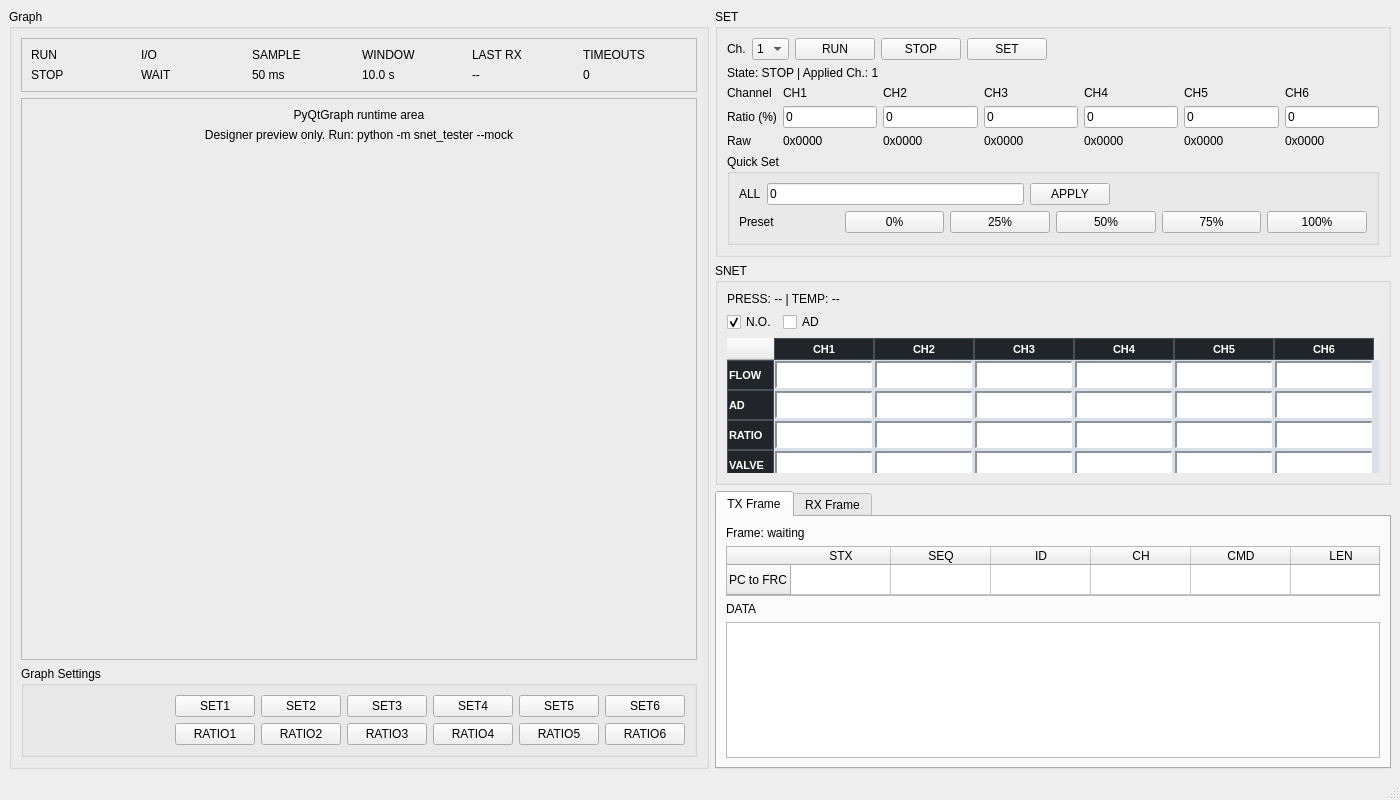
This is snet_tester/ui/main_window.ui in KormanSong/snet-tester as Qt 5 draws it before an edit. The edited form follows.
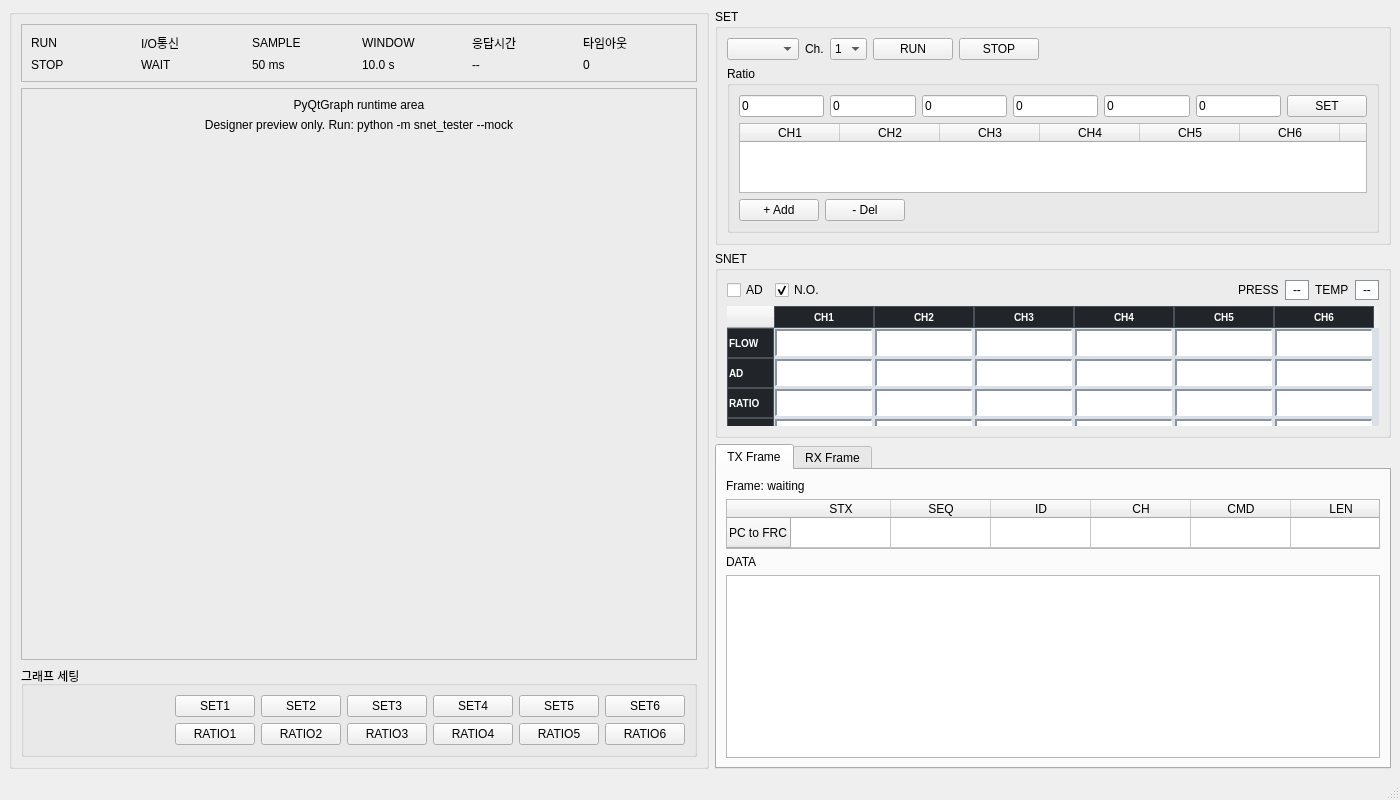
This is the edited form.

Commit message: Phase 1 UI overhaul complete

```diff
--- a/snet_tester/ui/main_window.ui
+++ b/snet_tester/ui/main_window.ui
@@ -24,7 +24,7 @@
        </size>
       </property>
       <property name="title">
-       <string>Graph</string>
+       <string/>
       </property>
       <layout class="QVBoxLayout" name="plotPanelLayout">
        <item>
@@ -53,7 +53,7 @@
           <item row="0" column="1">
            <widget class="QLabel" name="plotRxStateCaptionLabel">
             <property name="text">
-             <string>I/O</string>
+             <string>I/O통신</string>
             </property>
            </widget>
           </item>
@@ -95,7 +95,7 @@
           <item row="0" column="4">
            <widget class="QLabel" name="plotLastUpdateCaptionLabel">
             <property name="text">
-             <string>LAST RX</string>
+             <string>응답시간</string>
             </property>
            </widget>
           </item>
@@ -109,7 +109,7 @@
           <item row="0" column="5">
            <widget class="QLabel" name="plotTimeoutCaptionLabel">
             <property name="text">
-             <string>TIMEOUTS</string>
+             <string>타임아웃</string>
             </property>
            </widget>
           </item>
@@ -161,6 +161,19 @@
             </property>
            </widget>
           </item>
+          <item>
+           <spacer name="horizontalSpacer">
+            <property name="orientation">
+             <enum>Qt::Horizontal</enum>
+            </property>
+            <property name="sizeHint" stdset="0">
+             <size>
+              <width>40</width>
+              <height>20</height>
+             </size>
+            </property>
+           </spacer>
+          </item>
           <item>
            <spacer name="plotVerticalSpacer">
             <property name="orientation">
@@ -180,7 +193,7 @@
        <item>
         <widget class="QGroupBox" name="graphSettingsGroup">
          <property name="title">
-          <string>Graph Settings</string>
+          <string>그래프 세팅</string>
          </property>
          <layout class="QVBoxLayout" name="graphSettingsLayout">
           <item>
@@ -300,6 +313,9 @@
         <layout class="QVBoxLayout" name="txVerticalLayout">
          <item>
           <layout class="QHBoxLayout" name="controlLayout">
+           <item>
+            <widget class="QComboBox" name="portCombo"/>
+           </item>
            <item>
             <widget class="QLabel" name="channelsLabel">
              <property name="text">
@@ -355,13 +371,6 @@
              </property>
             </widget>
            </item>
-           <item>
-            <widget class="QPushButton" name="setButton">
-             <property name="text">
-              <string>SET</string>
-             </property>
-            </widget>
-           </item>
            <item>
             <spacer name="txControlSpacer">
              <property name="orientation">
@@ -378,184 +387,176 @@
           </layout>
          </item>
          <item>
-          <widget class="QLabel" name="txStatusLabel">
-           <property name="text">
-            <string>State: STOP | Applied Ch.: 1</string>
+          <widget class="QGroupBox" name="presetGroup">
+           <property name="maximumSize">
+            <size>
+             <width>16777215</width>
+             <height>170</height>
+            </size>
            </property>
-          </widget>
-         </item>
-         <item>
-          <layout class="QGridLayout" name="txGridLayout">
-           <item row="0" column="0">
-            <widget class="QLabel" name="channelHeaderLabel">
-             <property name="text">
-              <string>Channel</string>
-             </property>
-            </widget>
-           </item>
-           <item row="0" column="1">
-            <widget class="QLabel" name="channel1Label">
-             <property name="text">
-              <string>CH1</string>
-             </property>
-            </widget>
-           </item>
-           <item row="0" column="2">
-            <widget class="QLabel" name="channel2Label">
-             <property name="text">
-              <string>CH2</string>
-             </property>
-            </widget>
-           </item>
-           <item row="0" column="3">
-            <widget class="QLabel" name="channel3Label">
-             <property name="text">
-              <string>CH3</string>
-             </property>
-            </widget>
-           </item>
-           <item row="0" column="4">
-            <widget class="QLabel" name="channel4Label">
-             <property name="text">
-              <string>CH4</string>
-             </property>
-            </widget>
-           </item>
-           <item row="0" column="5">
-            <widget class="QLabel" name="channel5Label">
-             <property name="text">
-              <string>CH5</string>
-             </property>
-            </widget>
-           </item>
-           <item row="0" column="6">
-            <widget class="QLabel" name="channel6Label">
-             <property name="text">
-              <string>CH6</string>
-             </property>
-            </widget>
-           </item>
-           <item row="1" column="0">
-            <widget class="QLabel" name="ratioHeaderLabel">
-             <property name="text">
-              <string>Ratio (%)</string>
-             </property>
-            </widget>
-           </item>
-           <item row="1" column="1">
-            <widget class="QLineEdit" name="ratioInput1"><property name="text"><string>0</string></property></widget>
-           </item>
-           <item row="1" column="2">
-            <widget class="QLineEdit" name="ratioInput2"><property name="text"><string>0</string></property></widget>
-           </item>
-           <item row="1" column="3">
-            <widget class="QLineEdit" name="ratioInput3"><property name="text"><string>0</string></property></widget>
-           </item>
-           <item row="1" column="4">
-            <widget class="QLineEdit" name="ratioInput4"><property name="text"><string>0</string></property></widget>
-           </item>
-           <item row="1" column="5">
-            <widget class="QLineEdit" name="ratioInput5"><property name="text"><string>0</string></property></widget>
-           </item>
-           <item row="1" column="6">
-            <widget class="QLineEdit" name="ratioInput6"><property name="text"><string>0</string></property></widget>
-           </item>
-           <item row="2" column="0">
-            <widget class="QLabel" name="rawHeaderLabel">
-             <property name="text">
-              <string>Raw</string>
-             </property>
-            </widget>
-           </item>
-           <item row="2" column="1">
-            <widget class="QLabel" name="ratioRaw1">
-             <property name="text">
-              <string>0x0000</string>
-             </property>
-            </widget>
-           </item>
-           <item row="2" column="2">
-            <widget class="QLabel" name="ratioRaw2">
-             <property name="text">
-              <string>0x0000</string>
-             </property>
-            </widget>
-           </item>
-           <item row="2" column="3">
-            <widget class="QLabel" name="ratioRaw3">
-             <property name="text">
-              <string>0x0000</string>
-             </property>
-            </widget>
-           </item>
-           <item row="2" column="4">
-            <widget class="QLabel" name="ratioRaw4">
-             <property name="text">
-              <string>0x0000</string>
-             </property>
-            </widget>
-           </item>
-           <item row="2" column="5">
-            <widget class="QLabel" name="ratioRaw5">
-             <property name="text">
-              <string>0x0000</string>
-             </property>
-            </widget>
-           </item>
-           <item row="2" column="6">
-            <widget class="QLabel" name="ratioRaw6">
-             <property name="text">
-              <string>0x0000</string>
-             </property>
-            </widget>
-           </item>
-          </layout>
-         </item>
-         <item>
-          <widget class="QGroupBox" name="quickSetGroup">
-           <property name="title"><string>Quick Set</string></property>
-           <layout class="QVBoxLayout" name="quickSetLayout">
+           <property name="title">
+            <string>Ratio</string>
+           </property>
+           <layout class="QVBoxLayout" name="presetGroupLayout">
             <item>
-             <layout class="QHBoxLayout" name="allRatioLayout">
+             <layout class="QHBoxLayout" name="txRatioLayout">
               <item>
-               <widget class="QLabel" name="allRatioLabel"><property name="text"><string>ALL</string></property></widget>
+               <widget class="QLineEdit" name="ratioInput1">
+                <property name="text">
+                 <string>0</string>
+                </property>
+                <property name="placeholderText">
+                 <string>CH1</string>
+                </property>
+               </widget>
               </item>
               <item>
-               <widget class="QLineEdit" name="allRatioInput"><property name="text"><string>0</string></property></widget>
+               <widget class="QLineEdit" name="ratioInput2">
+                <property name="text">
+                 <string>0</string>
+                </property>
+                <property name="placeholderText">
+                 <string>CH2</string>
+                </property>
+               </widget>
               </item>
               <item>
-               <widget class="QPushButton" name="applyAllButton"><property name="text"><string>APPLY</string></property></widget>
+               <widget class="QLineEdit" name="ratioInput3">
+                <property name="text">
+                 <string>0</string>
+                </property>
+                <property name="placeholderText">
+                 <string>CH3</string>
+                </property>
+               </widget>
               </item>
               <item>
-               <spacer name="allRatioSpacer">
-                <property name="orientation"><enum>Qt::Horizontal</enum></property>
-                <property name="sizeHint" stdset="0"><size><width>40</width><height>20</height></size></property>
+               <widget class="QLineEdit" name="ratioInput4">
+                <property name="text">
+                 <string>0</string>
+                </property>
+                <property name="placeholderText">
+                 <string>CH4</string>
+                </property>
+               </widget>
+              </item>
+              <item>
+               <widget class="QLineEdit" name="ratioInput5">
+                <property name="text">
+                 <string>0</string>
+                </property>
+                <property name="placeholderText">
+                 <string>CH5</string>
+                </property>
+               </widget>
+              </item>
+              <item>
+               <widget class="QLineEdit" name="ratioInput6">
+                <property name="text">
+                 <string>0</string>
+                </property>
+                <property name="placeholderText">
+                 <string>CH6</string>
+                </property>
+               </widget>
+              </item>
+              <item>
+               <widget class="QPushButton" name="setButton">
+                <property name="text">
+                 <string>SET</string>
+                </property>
+               </widget>
+              </item>
+             </layout>
+            </item>
+            <item>
+             <widget class="QTableWidget" name="presetTable">
+              <property name="maximumSize">
+               <size>
+                <width>16777215</width>
+                <height>16777215</height>
+               </size>
+              </property>
+              <property name="horizontalScrollBarPolicy">
+               <enum>Qt::ScrollBarAlwaysOff</enum>
+              </property>
+              <property name="selectionMode">
+               <enum>QAbstractItemView::SingleSelection</enum>
+              </property>
+              <property name="selectionBehavior">
+               <enum>QAbstractItemView::SelectRows</enum>
+              </property>
+              <property name="columnCount">
+               <number>7</number>
+              </property>
+              <column>
+               <property name="text">
+                <string>CH1</string>
+               </property>
+              </column>
+              <column>
+               <property name="text">
+                <string>CH2</string>
+               </property>
+              </column>
+              <column>
+               <property name="text">
+                <string>CH3</string>
+               </property>
+              </column>
+              <column>
+               <property name="text">
+                <string>CH4</string>
+               </property>
+              </column>
+              <column>
+               <property name="text">
+                <string>CH5</string>
+               </property>
+              </column>
+              <column>
+               <property name="text">
+                <string>CH6</string>
+               </property>
+              </column>
+              <column>
+               <property name="text">
+                <string/>
+               </property>
+              </column>
+             </widget>
+            </item>
+            <item>
+             <layout class="QHBoxLayout" name="presetButtonLayout">
+              <item>
+               <widget class="QPushButton" name="addPresetButton">
+                <property name="text">
+                 <string>+ Add</string>
+                </property>
+               </widget>
+              </item>
+              <item>
+               <widget class="QPushButton" name="delPresetButton">
+                <property name="text">
+                 <string>- Del</string>
+                </property>
+               </widget>
+              </item>
+              <item>
+               <spacer name="presetButtonSpacer">
+                <property name="orientation">
+                 <enum>Qt::Horizontal</enum>
+                </property>
+                <property name="sizeHint" stdset="0">
+                 <size>
+                  <width>40</width>
+                  <height>20</height>
+                 </size>
+                </property>
                </spacer>
               </item>
              </layout>
             </item>
-            <item>
-             <layout class="QHBoxLayout" name="presetLayout">
-              <item>
-               <widget class="QLabel" name="presetLabel"><property name="text"><string>Preset</string></property></widget>
-              </item>
-              <item>
-               <widget class="QPushButton" name="preset0Button"><property name="text"><string>0%</string></property></widget>
-              </item>
-              <item>
-               <widget class="QPushButton" name="preset25Button"><property name="text"><string>25%</string></property></widget>
-              </item>
-              <item>
-               <widget class="QPushButton" name="preset50Button"><property name="text"><string>50%</string></property></widget>
-              </item>
-              <item>
-               <widget class="QPushButton" name="preset75Button"><property name="text"><string>75%</string></property></widget>
-              </item>
-              <item>
-               <widget class="QPushButton" name="preset100Button"><property name="text"><string>100%</string></property></widget>
-              </item>
-             </layout>
-            </item>
            </layout>
           </widget>
          </item>
@@ -574,15 +575,15 @@
          <string>SNET</string>
         </property>
         <layout class="QVBoxLayout" name="rxVerticalLayout">
-         <item>
-          <widget class="QLabel" name="rxControlModeLabel">
-           <property name="text">
-            <string>PRESS: -- | TEMP: --</string>
-           </property>
-          </widget>
-         </item>
          <item>
           <layout class="QHBoxLayout" name="rxOptionLayout">
+           <item>
+            <widget class="QCheckBox" name="adCommandCheckBox">
+             <property name="text">
+              <string>AD</string>
+             </property>
+            </widget>
+           </item>
            <item>
             <widget class="QCheckBox" name="valveNoCheckBox">
              <property name="text">
@@ -594,14 +595,7 @@
             </widget>
            </item>
            <item>
-            <widget class="QCheckBox" name="adCommandCheckBox">
-             <property name="text">
-              <string>AD</string>
-             </property>
-            </widget>
-           </item>
-           <item>
-            <spacer name="rxOptionSpacer">
+            <spacer name="horizontalSpacer_2">
              <property name="orientation">
               <enum>Qt::Horizontal</enum>
              </property>
@@ -613,6 +607,40 @@
              </property>
             </spacer>
            </item>
+           <item>
+            <widget class="QLabel" name="pressLabel">
+             <property name="text">
+              <string>PRESS</string>
+             </property>
+            </widget>
+           </item>
+           <item>
+            <widget class="QLabel" name="pressValueLabel">
+             <property name="styleSheet">
+              <string notr="true">QLabel { background-color: #ffffff; border: 1px solid #8a939b; padding: 1px 4px; }</string>
+             </property>
+             <property name="text">
+              <string>--</string>
+             </property>
+            </widget>
+           </item>
+           <item>
+            <widget class="QLabel" name="tempLabel">
+             <property name="text">
+              <string>TEMP</string>
+             </property>
+            </widget>
+           </item>
+           <item>
+            <widget class="QLabel" name="tempValueLabel">
+             <property name="styleSheet">
+              <string notr="true">QLabel { background-color: #ffffff; border: 1px solid #8a939b; padding: 1px 4px; }</string>
+             </property>
+             <property name="text">
+              <string>--</string>
+             </property>
+            </widget>
+           </item>
           </layout>
          </item>
          <item>
@@ -620,7 +648,7 @@
            <property name="maximumSize">
             <size>
              <width>16777215</width>
-             <height>135</height>
+             <height>120</height>
             </size>
            </property>
            <property name="styleSheet">
@@ -642,7 +670,7 @@
 QHeaderView::section {
     background-color: #212529;
     color: #ffffff;
-    font-size: 11px;
+    font-size: 10px;
     font-weight: 900;
     padding: 1px;
     border: 1px solid #495057;
```
The commit also changes 7 other files.
